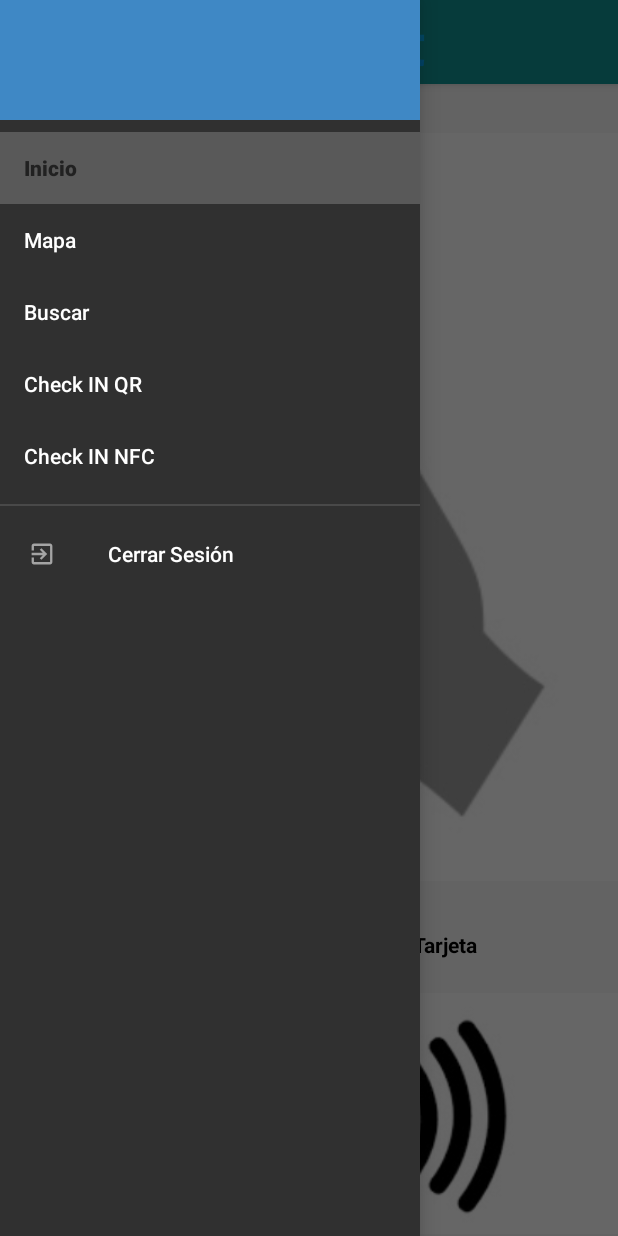
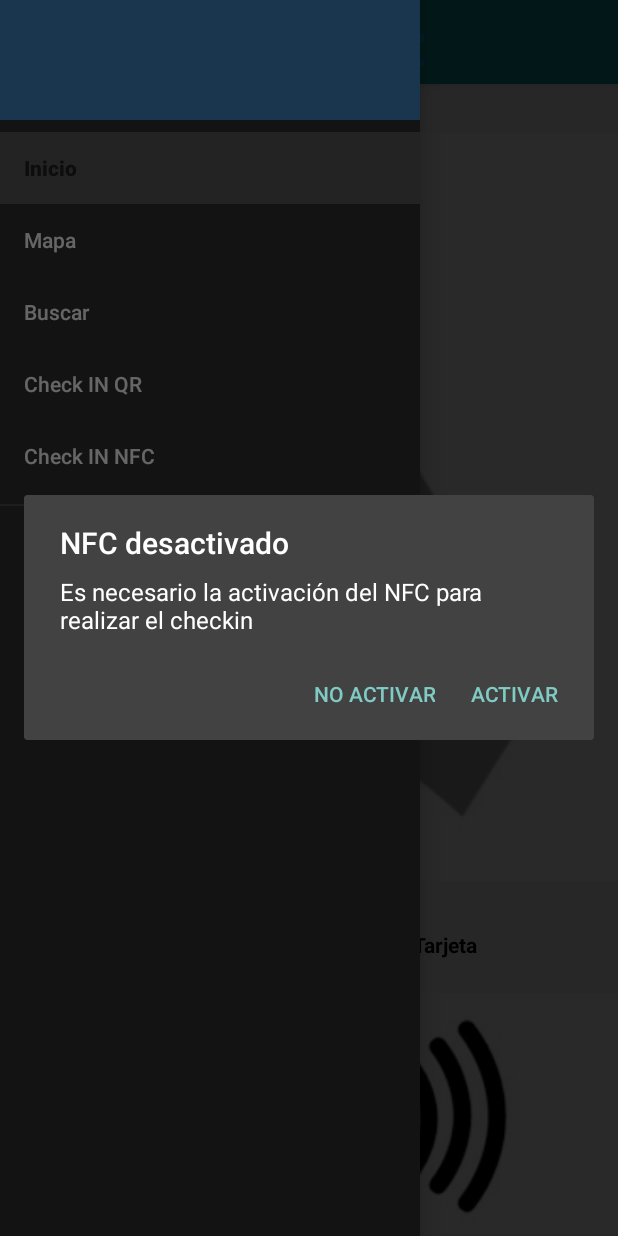
Before and after one commit to UTN-FRBA-Mobile/SafeOut, an Android app: the fragment NfcFragment placed in its activity, with the side drawer open, on a phone screen of 412 x 824 dp. Run offline under Robolectric (Android 15) with nearby library versions, the phone set to English and light mode, and no system bars; 3 statements that could not run were skipped.

Commit message:
Agrego los msg de compatibilidad y activacion

```diff
--- a/app/src/main/AndroidManifest.xml
+++ b/app/src/main/AndroidManifest.xml
@@ -24,8 +24,6 @@
         <meta-data
             android:name="com.google.android.geo.API_KEY"
             android:value="@string/google_maps_key" />
-        <activity android:name=".activities.CheckinActivity"></activity>
-        <activity android:name=".activities.NFCActivity" />
         <activity android:name=".activities.BaseActivity" />
         <activity android:name=".activities.HomeActivity" />
         <activity android:name=".activities.DrawerActivity" />
--- a/app/src/main/java/com/utn_frba_mobile_2020_c2/safeout/fragments/NfcFragment.kt
+++ b/app/src/main/java/com/utn_frba_mobile_2020_c2/safeout/fragments/NfcFragment.kt
@@ -1,23 +1,50 @@
 package com.utn_frba_mobile_2020_c2.safeout.fragments
 
+import android.content.Intent
+import android.nfc.NfcAdapter
 import android.os.Bundle
+import android.provider.Settings
 import android.view.LayoutInflater
 import android.view.View
 import android.view.ViewGroup
+import androidx.appcompat.app.AlertDialog
 import androidx.fragment.app.Fragment
 import com.utn_frba_mobile_2020_c2.safeout.R
 
 class NfcFragment :Fragment() {
-
+    lateinit var nfcAdapter: NfcAdapter
     override fun onCreateView(inflater: LayoutInflater, container: ViewGroup?,savedInstanceState: Bundle?): View? {
         return inflater.inflate(R.layout.nfc_fragment, container, false)
     }
+
+    override fun onViewCreated(view: View, savedInstanceState: Bundle?) {
+        super.onViewCreated(view, savedInstanceState)
+
+        nfcAdapter = NfcAdapter.getDefaultAdapter(this.context)
+
+        if (nfcAdapter.isEnabled){
+            println("estaba activado")
+        }else{
+            val builder = AlertDialog.Builder(this.context!!)
+            builder.setTitle("NFC desactivado")
+            builder.setCancelable(true)
+            builder.setMessage("Es necesario la activación del NFC para realizar el checkin")
+            builder.setPositiveButton("Activar") { _, _ ->
+                startActivity(Intent(Settings.ACTION_NFC_SETTINGS))
+            }
+            builder.setNegativeButton("No Activar"){ _, _ ->
+                val fragmentTransaction = activity?.supportFragmentManager?.beginTransaction()
+                fragmentTransaction?.replace(R.id.frameLayout, HomeFragment())
+                fragmentTransaction?.commit()
+            }
+            builder.show()
+        }
+    }
 }
+
 /*  //    Lo dejo comentado, pero no pide permisos NFC. Siempre está seteado con permisos validos para usarlo.
     override fun onViewCreated(view: View, savedInstanceState: Bundle?) {
         super.onViewCreated(view, savedInstanceState)
-
         dispatchStoragePermissionRequest(this, android.Manifest.permission.NFC, externalNFCRequestCode)
-
     }
 */
--- a/app/src/main/res/layout/nfc_fragment.xml
+++ b/app/src/main/res/layout/nfc_fragment.xml
@@ -32,7 +32,6 @@
             android:id="@+id/imageView"
             android:layout_width="match_parent"
             android:layout_height="wrap_content"
-
             android:backgroundTint="@color/colorWhite"
             android:layout_weight="1"
             app:srcCompat="@drawable/nfc2" />
--- a/build.gradle
+++ b/build.gradle
@@ -6,7 +6,7 @@ buildscript {
         jcenter()
     }
     dependencies {
-        classpath "com.android.tools.build:gradle:4.0.1"
+        classpath 'com.android.tools.build:gradle:4.1.0'
         classpath "org.jetbrains.kotlin:kotlin-gradle-plugin:$kotlin_version"
         classpath 'com.google.gms:google-services:4.3.4'
         // NOTE: Do not place your application dependencies here; they belong
```
Also changed, not shown: app/src/main/java/com/utn_frba_mobile_2020_c2/safeout/activities/DrawerActivity.kt (+13 -1 lines), gradle/wrapper/gradle-wrapper.properties.
